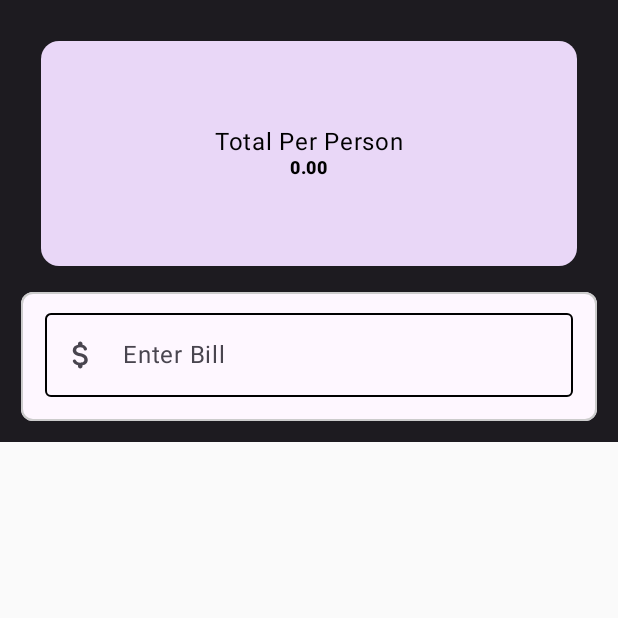
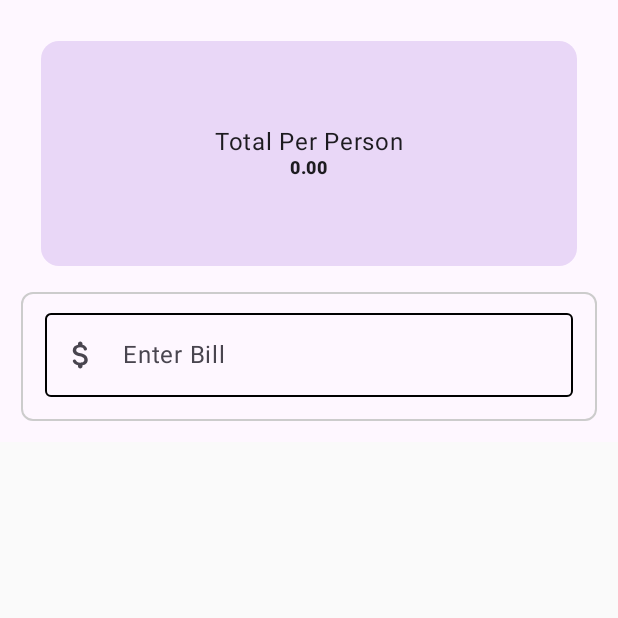
Before and after one commit to edoo37/JetTipApp, an Android app built with Jetpack Compose: the screen it shows after launch (MainActivity), on a phone screen of 412 x 824 dp, the top half of it. Run offline under Robolectric (Android 15) with nearby library versions, the phone set to English and light mode, and no system bars.

Commit message:
background changes

```diff
--- a/app/src/main/java/com/yasinsenel/jettipapp/MainActivity.kt
+++ b/app/src/main/java/com/yasinsenel/jettipapp/MainActivity.kt
@@ -47,7 +47,7 @@ class MainActivity : ComponentActivity() {
 fun MyApp(content : @Composable () -> Unit){
     JetTipAppTheme {
         Surface(
-            color = MaterialTheme.colorScheme.onBackground
+            color = MaterialTheme.colorScheme.background
         ) {
             content()
         }
```
